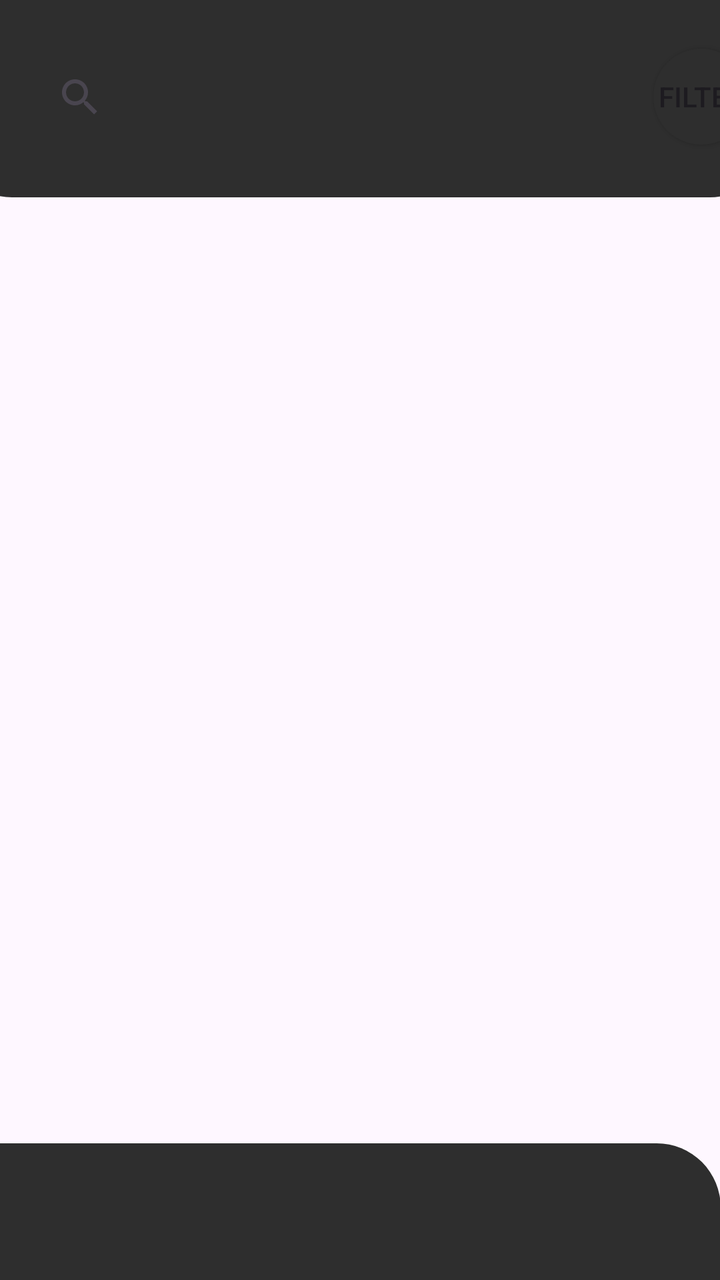
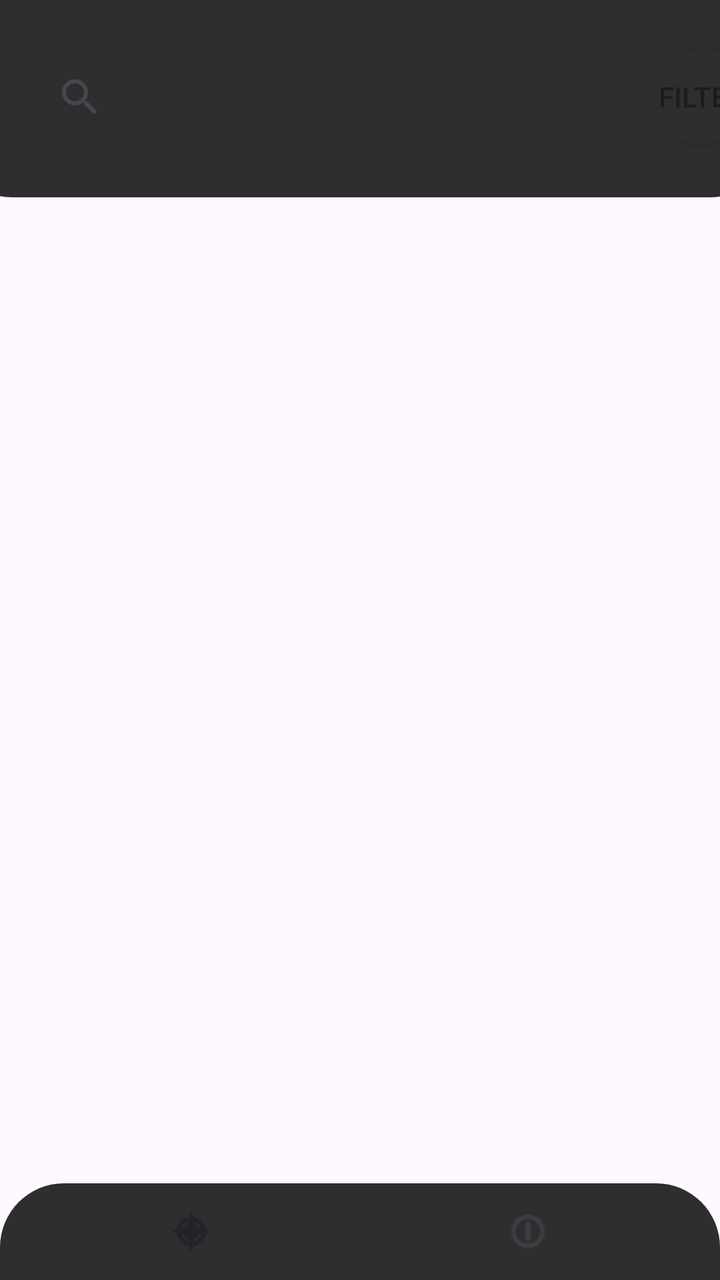

The first picture is an Android layout as it rendered before a commit; the second is the same layout after the commit. The layout source and the unified diff follow.
<!-- AndroidManifest.xml: application theme Theme.Beatstore -->
<!-- res/layout/activity_main.xml -->
<?xml version="1.0" encoding="utf-8"?>
<androidx.constraintlayout.widget.ConstraintLayout
    xmlns:android="http://schemas.android.com/apk/res/android"
    xmlns:tools="http://schemas.android.com/tools"
    xmlns:app="http://schemas.android.com/apk/res-auto"
    android:id="@+id/main"
    android:layout_width="match_parent"
    android:layout_height="match_parent"
    tools:context=".MainActivity">

    <com.google.android.material.bottomnavigation.BottomNavigationView
        android:id="@+id/bnb"
        android:layout_width="413dp"
        android:layout_height="100dp"
        android:layout_marginBottom="-32dp"
        android:background="@drawable/rounded_background"
        app:layout_constraintBottom_toBottomOf="parent"
        app:layout_constraintEnd_toEndOf="parent" />

    <View
        android:id="@+id/view"
        android:layout_width="413dp"
        android:layout_height="130dp"
        android:layout_marginTop="-32dp"
        android:background="@drawable/rounded_background"
        app:layout_constraintEnd_toEndOf="parent"
        app:layout_constraintStart_toStartOf="parent"
        app:layout_constraintTop_toTopOf="parent" />

    <SearchView
        android:id="@+id/searchView"
        android:layout_width="325dp"
        android:layout_height="48dp"
        android:layout_marginStart="16dp"
        app:layout_constraintBottom_toBottomOf="@+id/view"
        app:layout_constraintStart_toStartOf="parent"
        app:layout_constraintTop_toTopOf="parent"
        app:layout_constraintVertical_bias="0.49" />

    <Button
        android:id="@+id/button_filter"
        android:layout_width="48dp"
        android:layout_height="48dp"
        android:layout_marginBottom="26dp"
        android:background="@drawable/rounded_background"
        android:text="Filter"
        app:layout_constraintBottom_toBottomOf="@+id/view"
        app:layout_constraintEnd_toEndOf="parent"
        app:layout_constraintStart_toEndOf="@+id/searchView" />

    <androidx.recyclerview.widget.RecyclerView
        android:id="@+id/recyclerView2"
        android:layout_width="409dp"
        android:layout_height="754dp"
        android:layout_marginBottom="3dp"
        app:layout_constraintBottom_toTopOf="@+id/bnb"
        app:layout_constraintStart_toStartOf="parent"
        app:layout_constraintTop_toBottomOf="@+id/view" />

</androidx.constraintlayout.widget.ConstraintLayout>
<!-- resources referenced by this layout -->
<resources>
  <!-- drawable rounded_background (drawable) -->
  <shape xmlns:android="http://schemas.android.com/apk/res/android">
      <solid android:color="#2E2E2E" />
      <corners android:radius="32dp" />
  </shape>
  <style name="Theme.Beatstore" parent="Base.Theme.Beatstore" />
  <style name="Base.Theme.Beatstore" parent="Theme.Material3.DayNight.NoActionBar">
          
          
      </style>
</resources>

<!-- the commit's change to res/layout/activity_main.xml (unified diff, before → after) -->
@@ -10,10 +10,11 @@
 
     <com.google.android.material.bottomnavigation.BottomNavigationView
         android:id="@+id/bnb"
-        android:layout_width="413dp"
-        android:layout_height="100dp"
+        android:layout_width="match_parent"
+        android:layout_height="wrap_content"
         android:layout_marginBottom="-32dp"
         android:background="@drawable/rounded_background"
+        app:menu="@menu/bottom_nav_menu"
         app:layout_constraintBottom_toBottomOf="parent"
         app:layout_constraintEnd_toEndOf="parent" />
 
